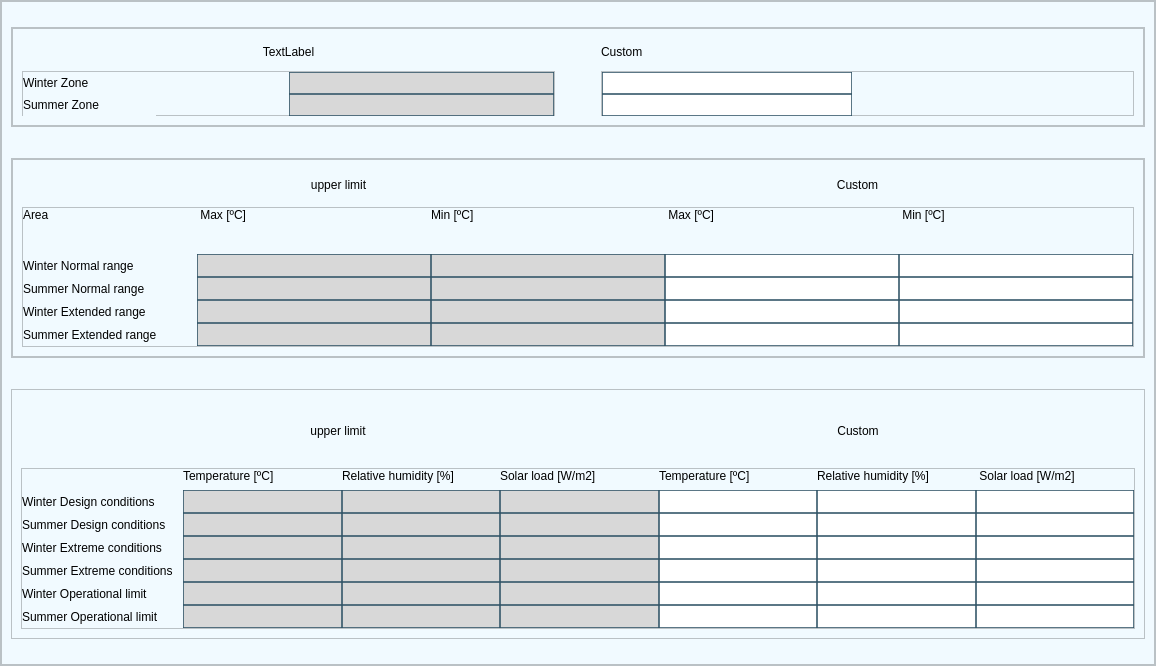
Qt form ui/ui_files/custom_exterior_cabin.ui (ali7haider/railway-automation-system) before a commit.
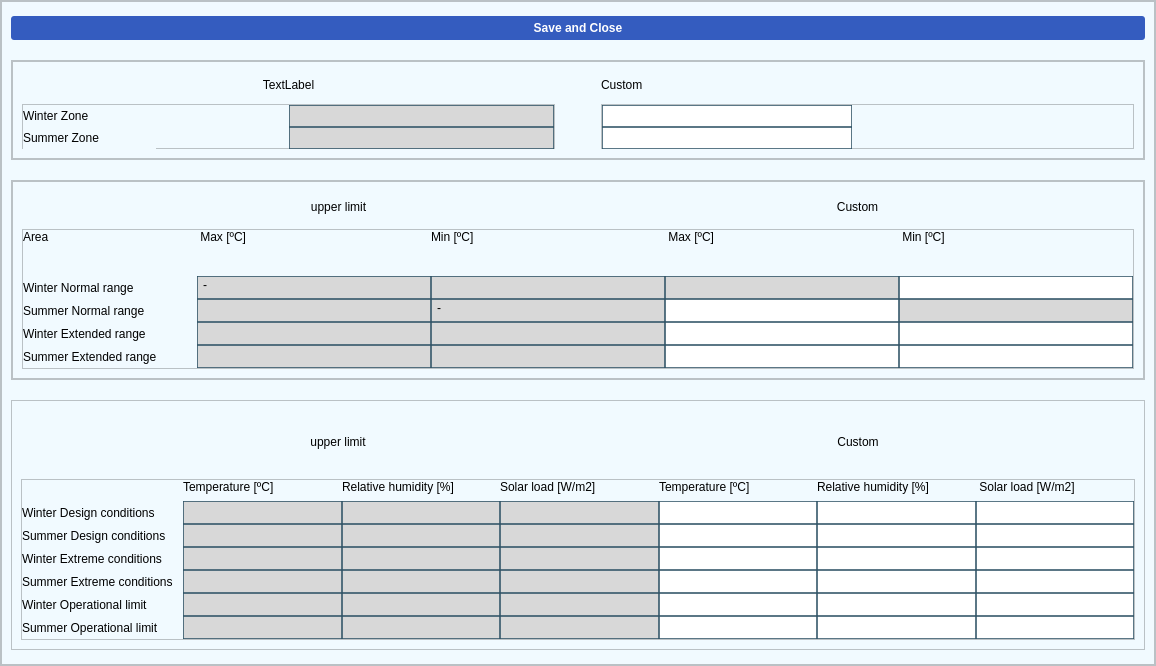
The same form after that commit. Icons and pictures are not drawn.

Commit message: Add save functionality and UI updates for custom exterior conditions; include new button and signal for value updates

What changed in the file:
```diff
--- a/ui/ui_files/custom_exterior_cabin.ui
+++ b/ui/ui_files/custom_exterior_cabin.ui
@@ -237,6 +237,30 @@
            <property name="spacing">
             <number>15</number>
            </property>
+           <item>
+            <widget class="QPushButton" name="btnSave">
+             <property name="styleSheet">
+              <string notr="true">QPushButton
+{
+background-color:#345CBF;
+color:white;
+border-radius:3px;
+font: 12pt &quot;Calibri&quot;;
+font-weight:bold;
+color:white;
+padding:5px;
+
+}
+QPushButton:hover
+{
+background-color:#1159A8;
+}</string>
+             </property>
+             <property name="text">
+              <string>Save and Close</string>
+             </property>
+            </widget>
+           </item>
            <item>
             <widget class="QFrame" name="zoneFrame">
              <property name="minimumSize">
@@ -641,7 +665,11 @@
                      </widget>
                     </item>
                     <item row="2" column="6">
-                     <widget class="QLineEdit" name="txtCustomWinterNormalMax"/>
+                     <widget class="QLineEdit" name="txtCustomWinterNormalMax">
+                      <property name="readOnly">
+                       <bool>true</bool>
+                      </property>
+                     </widget>
                     </item>
                     <item row="3" column="3">
                      <widget class="QLineEdit" name="txtNormSummerNormalMax">
@@ -669,6 +697,9 @@
                     </item>
                     <item row="3" column="4">
                      <widget class="QLineEdit" name="txtNormSummerNormalMin">
+                      <property name="text">
+                       <string>-</string>
+                      </property>
                       <property name="readOnly">
                        <bool>true</bool>
                       </property>
@@ -678,7 +709,11 @@
                      <widget class="QLineEdit" name="txtCustomSummerNormalMax"/>
                     </item>
                     <item row="3" column="8">
-                     <widget class="QLineEdit" name="txtCustomSummerNormalMin"/>
+                     <widget class="QLineEdit" name="txtCustomSummerNormalMin">
+                      <property name="readOnly">
+                       <bool>true</bool>
+                      </property>
+                     </widget>
                     </item>
                     <item row="5" column="4">
                      <widget class="QLineEdit" name="txtNormSummerExtendedMin">
@@ -696,6 +731,9 @@
                     </item>
                     <item row="2" column="3">
                      <widget class="QLineEdit" name="txtNormWinterNormalMax">
+                      <property name="text">
+                       <string>-</string>
+                      </property>
                       <property name="readOnly">
                        <bool>true</bool>
                       </property>
```
The commit also changes 5 other files.
